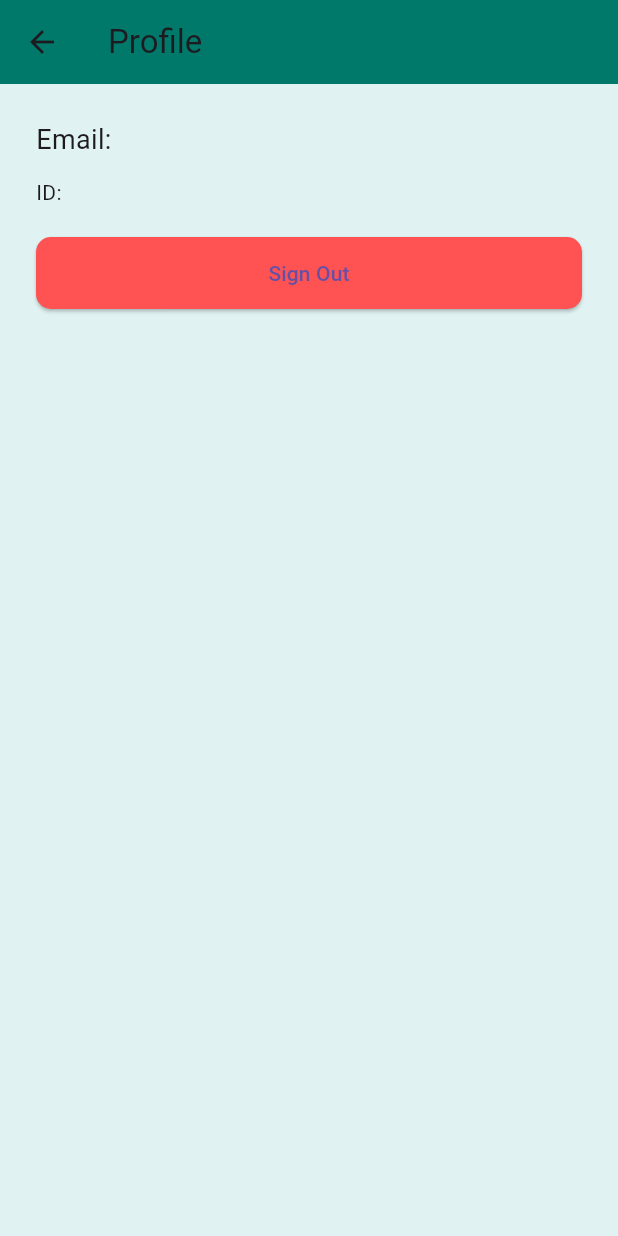
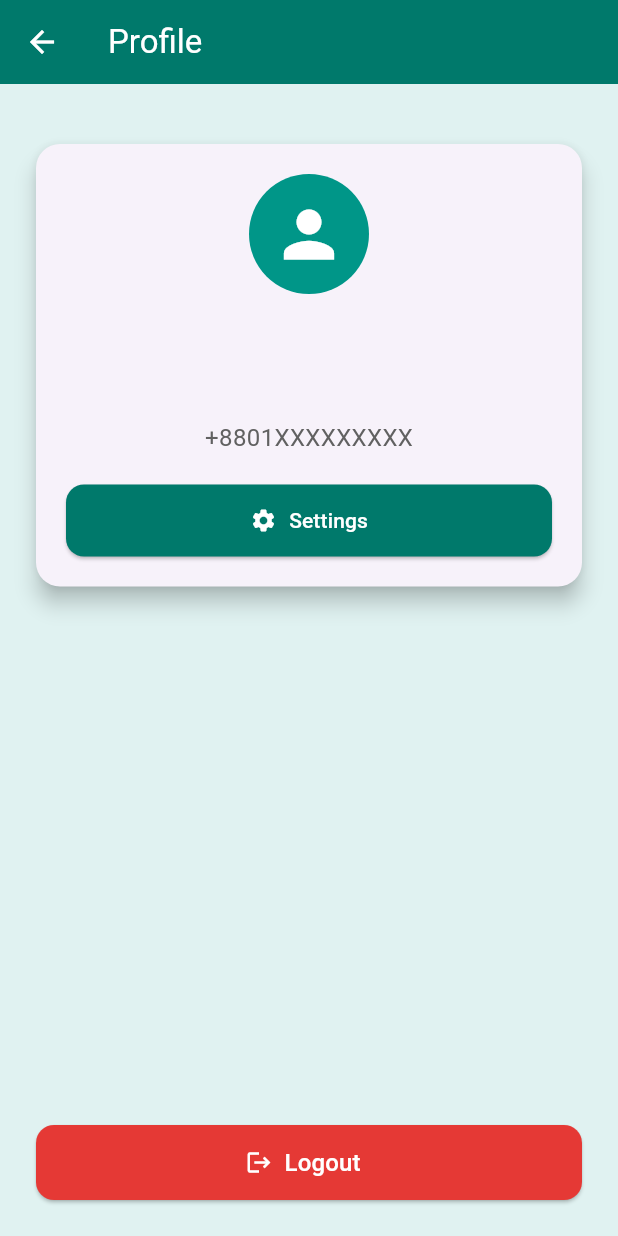
Before and after one commit to emon047/Tracksy, a Flutter app: the HomePage screen opened directly, after a tap on the "person" icon, on a phone screen of 412 x 824 dp. Run offline on Flutter 3.47's test engine with Material 3 defaults, Android fonts, the phone set to English and light mode, and no system bars; our stand-ins replace fl_chart, supabase_flutter; accounts and stored records are empty.

Commit message:
Updated project with latest changes

```diff
--- a/lib/screens/expense_page.dart
+++ b/lib/screens/expense_page.dart
@@ -31,9 +31,13 @@ class _ExpensePageState extends State<ExpensePage> {
 
     return Scaffold(
       appBar: AppBar(
-        title: const Text('Add Expense'),
+        title: const Text(
+          'Add Expense',
+          style: TextStyle(color: Colors.white),
+        ),
         backgroundColor: Colors.teal.shade700,
         centerTitle: true,
+        iconTheme: const IconThemeData(color: Colors.white), // ✅ Back icon white
       ),
       body: Center(
         child: SingleChildScrollView(
@@ -73,34 +77,39 @@ class _ExpensePageState extends State<ExpensePage> {
                   : ElevatedButton(
                       onPressed: () async {
                         final title = titleController.text.trim();
-                        final amount = double.tryParse(
-                                amountController.text.trim()) ??
-                            0;
+                        final amount =
+                            double.tryParse(amountController.text.trim()) ?? 0;
 
                         if (title.isEmpty || amount <= 0) {
                           ScaffoldMessenger.of(context).showSnackBar(
-                              const SnackBar(
-                                  content: Text(
-                                      'Please provide valid title & amount')));
+                            const SnackBar(
+                                content: Text(
+                                    'Please provide valid title & amount')),
+                          );
                           return;
                         }
 
                         setState(() => loading = true);
                         try {
                           await service.addExpense(Expense(
-                              title: title,
-                              amount: amount,
-                              category: category,
-                              date: DateTime.now()));
+                            title: title,
+                            amount: amount,
+                            category: category,
+                            date: DateTime.now(),
+                          ));
                           setState(() => loading = false);
                           Navigator.pop(context, true);
                         } catch (e) {
                           setState(() => loading = false);
                           ScaffoldMessenger.of(context).showSnackBar(
-                              SnackBar(content: Text('Error: $e')));
+                            SnackBar(content: Text('Error: $e')),
+                          );
                         }
                       },
-                      child: const Text('Add Expense'),
+                      child: const Text(
+                        'Add Expense',
+                        style: TextStyle(color: Colors.white),
+                      ),
                     )
             ],
           ),
--- a/lib/screens/home_page.dart
+++ b/lib/screens/home_page.dart
@@ -64,12 +64,14 @@ class _HomePageState extends State<HomePage> {
 
     return Scaffold(
       appBar: AppBar(
-        title: const Text('TrackSy',
-        style: TextStyle(color: Colors.white,fontSize: 20),),
+        title: const Text(
+          'TrackSy',
+          style: TextStyle(color: Colors.white, fontSize: 20),
+        ),
         backgroundColor: tealDark,
         actions: [
           IconButton(
-            icon: const Icon(Icons.person),
+            icon: const Icon(Icons.person, color: Colors.white), // ✅ White profile icon
             onPressed: () async {
               await Navigator.push(
                   context,
@@ -87,7 +89,7 @@ class _HomePageState extends State<HomePage> {
           if (didAdd == true) await loadExpenses();
         },
         backgroundColor: tealDark,
-        child: const Icon(Icons.add),
+        child: const Icon(Icons.add, color: Colors.white), // ✅ White plus icon
       ),
       body: RefreshIndicator(
         onRefresh: loadExpenses,
--- a/lib/screens/login_page.dart
+++ b/lib/screens/login_page.dart
@@ -22,8 +22,10 @@ class _LoginPageState extends State<LoginPage> {
 
     return Scaffold(
       appBar: AppBar(
-        title: const Text('Track Your Expense',
-        style: TextStyle(color: Colors.white,fontSize: 20),),
+        title: const Text(
+          'Track Your Expense',
+          style: TextStyle(color: Colors.white, fontSize: 20),
+        ),
         backgroundColor: Colors.teal.shade900,
         centerTitle: true,
       ),
@@ -85,8 +87,8 @@ class _LoginPageState extends State<LoginPage> {
                           if (user == null) {
                             ScaffoldMessenger.of(context).showSnackBar(
                               const SnackBar(
-                                  content:
-                                      Text('Login failed. Check credentials.')),
+                                  content: Text(
+                                      'Login failed. Check credentials.')),
                             );
                           } else {
                             Navigator.pushReplacement(
@@ -102,7 +104,11 @@ class _LoginPageState extends State<LoginPage> {
                           );
                         }
                       },
-                      child: const Text('Login'),
+                      child: const Text(
+                        'Login',
+                        style: TextStyle(
+                            color: Colors.white), // ✅ Text color changed to white
+                      ),
                     ),
               const SizedBox(height: 12),
               TextButton(
@@ -125,4 +131,4 @@ class _LoginPageState extends State<LoginPage> {
   }
 }
 
-//Md. Emon Elias
+// Md. Emon Elias
--- a/lib/screens/profile_page.dart
+++ b/lib/screens/profile_page.dart
@@ -10,34 +10,105 @@ class ProfilePage extends StatelessWidget {
     final service = Provider.of<SupabaseService>(context, listen: false);
     final user = service.getCurrentUser();
 
+    // Mock phone number (since Supabase default user object doesn’t store phone)
+    const phoneNumber = '+8801XXXXXXXXX';
+
     return Scaffold(
       appBar: AppBar(
-        title: const Text('Profile'),
+        title: const Text('Profile', style: TextStyle(color: Colors.white)),
         backgroundColor: Colors.teal.shade700,
+        iconTheme: const IconThemeData(color: Colors.white),
       ),
-      body: Padding(
-        padding: const EdgeInsets.all(24.0),
-        child: user == null
-            ? const Center(child: Text('No user found'))
-            : Column(
-                crossAxisAlignment: CrossAxisAlignment.start,
-                children: [
-                  Text('Email: ${user.email}',
-                      style: const TextStyle(fontSize: 18)),
-                  const SizedBox(height: 12),
-                  Text('ID: ${user.id}', style: const TextStyle(fontSize: 14)),
-                  const SizedBox(height: 20),
-                  ElevatedButton(
-                      onPressed: () async {
-                        await service.signOut();
-                        Navigator.of(context)
-                            .popUntil((route) => route.isFirst);
+      body: Column(
+        children: [
+          const SizedBox(height: 40),
+          Center(
+            child: Card(
+              elevation: 6,
+              shape: RoundedRectangleBorder(
+                  borderRadius: BorderRadius.circular(16)),
+              margin: const EdgeInsets.symmetric(horizontal: 24),
+              child: Padding(
+                padding: const EdgeInsets.all(20),
+                child: Column(
+                  mainAxisSize: MainAxisSize.min,
+                  children: [
+                    const CircleAvatar(
+                      radius: 40,
+                      backgroundColor: Colors.teal,
+                      child: Icon(Icons.person, size: 50, color: Colors.white),
+                    ),
+                    const SizedBox(height: 16),
+                    Text(
+                      user?.userMetadata?['name'] ?? "User Name",
+                      style: const TextStyle(
+                          fontSize: 20,
+                          fontWeight: FontWeight.bold,
+                          color: Colors.black87),
+                    ),
+                    const SizedBox(height: 8),
+                    Text(
+                      user?.email ?? "user@example.com",
+                      style:
+                          TextStyle(fontSize: 16, color: Colors.grey.shade700),
+                    ),
+                    const SizedBox(height: 8),
+                    Text(
+                      phoneNumber,
+                      style:
+                          TextStyle(fontSize: 16, color: Colors.grey.shade700),
+                    ),
+                    const SizedBox(height: 20),
+                    ElevatedButton.icon(
+                      onPressed: () {
+                        // TODO: Navigate to settings page
+                        ScaffoldMessenger.of(context).showSnackBar(
+                          const SnackBar(
+                              content: Text("Settings coming soon...")),
+                        );
                       },
                       style: ElevatedButton.styleFrom(
-                          backgroundColor: Colors.redAccent),
-                      child: const Text('Sign Out'))
-                ],
+                        backgroundColor: Colors.teal.shade700,
+                        shape: RoundedRectangleBorder(
+                            borderRadius: BorderRadius.circular(12)),
+                        padding: const EdgeInsets.symmetric(
+                            horizontal: 24, vertical: 12),
+                      ),
+                      icon: const Icon(Icons.settings, color: Colors.white),
+                      label: const Text(
+                        'Settings',
+                        style: TextStyle(color: Colors.white),
+                      ),
+                    ),
+                  ],
+                ),
               ),
+            ),
+          ),
+          const Spacer(),
+          Padding(
+            padding: const EdgeInsets.all(24.0),
+            child: ElevatedButton.icon(
+              onPressed: () async {
+                await service.signOut();
+                if (context.mounted) {
+                  Navigator.pop(context);
+                }
+              },
+              style: ElevatedButton.styleFrom(
+                backgroundColor: Colors.red.shade600,
+                shape: RoundedRectangleBorder(
+                    borderRadius: BorderRadius.circular(12)),
+                minimumSize: const Size(double.infinity, 50),
+              ),
+              icon: const Icon(Icons.logout, color: Colors.white),
+              label: const Text(
+                'Logout',
+                style: TextStyle(color: Colors.white, fontSize: 16),
+              ),
+            ),
+          ),
+        ],
       ),
     );
   }
```
Also changed, not shown: lib/main.dart (line endings or trailing spaces), lib/models/expense.dart (line endings or trailing spaces), lib/screens/signup_page.dart (line endings or trailing spaces), lib/screens/splash_screen.dart (line endings or trailing spaces), lib/services/supabase_service.dart (line endings or trailing spaces), pubspec.yaml (line endings or trailing spaces).
